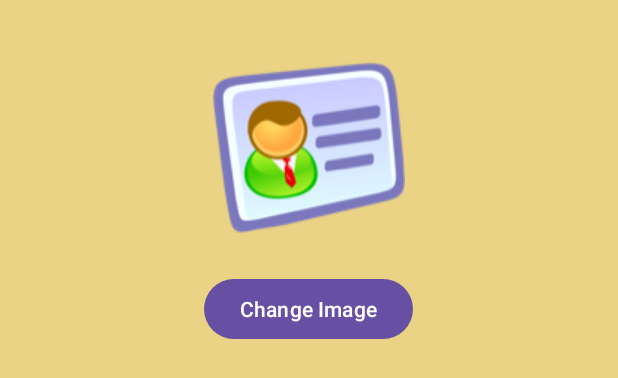
After one commit to SankaUdeshika/AndroidFixers, an Android app: the layout fragment_seller_profile.xml on its own in the app's theme, with its tools: preview values and no code run, on a phone screen of 412 x 824 dp. The commit adds this screen. Shown: the top 378 px of the screen. Run offline under Robolectric (Android 15) with nearby library versions, the phone set to English and light mode, and no system bars.

Commit message:
Done Adding Upload Image part for the Fixer App

```diff
--- a/app/build.gradle.kts
+++ b/app/build.gradle.kts
@@ -54,4 +54,9 @@ dependencies {
     implementation("com.github.denzcoskun:ImageSlideshow:0.1.2")
     implementation("com.google.android.libraries.places:places:3.4.0")
     implementation ("com.github.PhilJay:MPAndroidChart:v3.1.0")
+    implementation("com.google.code.gson:gson:2.8.8")
+    implementation ("com.github.PayHereDevs:payhere-android-sdk:v3.0.17")
+    implementation ("androidx.appcompat:appcompat:1.6.0")
+    implementation("com.squareup.okhttp3:okhttp:4.12.0")
+    implementation ("com.squareup.picasso:picasso:2.8")
 }
--- a/app/src/main/java/lk/sankaudeshika/androidfixers/HomeActivity.java
+++ b/app/src/main/java/lk/sankaudeshika/androidfixers/HomeActivity.java
@@ -61,7 +61,7 @@ public class HomeActivity extends AppCompatActivity {
         // Passing each menu ID as a set of Ids because each
         // menu should be considered as top level destinations.
         mAppBarConfiguration = new AppBarConfiguration.Builder(
-                R.id.nav_home, R.id.nav_gallery, R.id.nav_slideshow,R.id.nav_pendingorders)
+                R.id.nav_home, R.id.nav_gallery, R.id.nav_slideshow,R.id.nav_pendingorders,R.id.nav_myprofile)
                 .setOpenableLayout(drawer)
                 .build();
         NavController navController = Navigation.findNavController(this, R.id.nav_host_fragment_content_home);
--- a/app/src/main/java/lk/sankaudeshika/androidfixers/LoginActivity.java
+++ b/app/src/main/java/lk/sankaudeshika/androidfixers/LoginActivity.java
@@ -65,7 +65,7 @@ public class LoginActivity extends AppCompatActivity {
         }
 
         //       set mobile numbet SP to text field
-        String logedMobile = sp.getString("mobile", null);
+        String logedMobile = sp.getString("mobile_1", null);
         if (logedMobile == null) {
             Log.i("appout", "null");
         } else {
--- a/app/src/main/java/lk/sankaudeshika/androidfixers/RegisterActivity.java
+++ b/app/src/main/java/lk/sankaudeshika/androidfixers/RegisterActivity.java
@@ -323,6 +323,7 @@ public class RegisterActivity extends AppCompatActivity {
                                                 sellerDetails.put("email",registerEmail.getText().toString());
                                                 sellerDetails.put("location","none");
                                                 sellerDetails.put("status","acive");
+                                                sellerDetails.put("profileImagePath","null");
 
 
 
--- /dev/null
+++ b/app/src/main/res/layout/fragment_seller_profile.xml
@@ -0,0 +1,32 @@
+<?xml version="1.0" encoding="utf-8"?>
+<androidx.constraintlayout.widget.ConstraintLayout xmlns:android="http://schemas.android.com/apk/res/android"
+    xmlns:app="http://schemas.android.com/apk/res-auto"
+    xmlns:tools="http://schemas.android.com/tools"
+    android:layout_width="match_parent"
+    android:layout_height="match_parent"
+    android:background="@color/SecondColor"
+    tools:context=".ui.myprofile.SellerProfileFragment">
+
+    <ImageView
+        android:id="@+id/imageView2"
+        android:layout_width="wrap_content"
+        android:layout_height="wrap_content"
+        android:layout_marginStart="141dp"
+        android:layout_marginTop="34dp"
+        android:layout_marginEnd="142dp"
+        android:src="@drawable/myprofile"
+        app:layout_constraintEnd_toEndOf="parent"
+        app:layout_constraintStart_toStartOf="parent"
+        app:layout_constraintTop_toTopOf="parent" />
+
+    <Button
+        android:id="@+id/ImageUploadBtn"
+        android:layout_width="wrap_content"
+        android:layout_height="wrap_content"
+        android:layout_marginTop="20dp"
+        android:text="@string/action_profile_imageChange"
+        app:layout_constraintEnd_toEndOf="parent"
+        app:layout_constraintHorizontal_bias="0.498"
+        app:layout_constraintStart_toStartOf="parent"
+        app:layout_constraintTop_toBottomOf="@+id/imageView2" />
+</androidx.constraintlayout.widget.ConstraintLayout>
--- a/app/src/main/res/menu/activity_main_drawer.xml
+++ b/app/src/main/res/menu/activity_main_drawer.xml
@@ -22,6 +22,11 @@
             android:icon="@drawable/baseline_pending_actions_24"
             android:title="@string/pendingOrder_topics" />
 
+        <item
+            android:id="@+id/nav_myprofile"
+            android:icon="@drawable/itemmyprofile2"
+            android:title="@string/action_profile_Item" />
+
 
     </group>
 </menu>
--- a/app/src/main/res/navigation/mobile_navigation.xml
+++ b/app/src/main/res/navigation/mobile_navigation.xml
@@ -28,4 +28,10 @@
         android:name="lk.sankaudeshika.androidfixers.ui.pendingorders.PendingOrdersFragment"
         android:label="@string/pendingOrder_topics"
         tools:layout="@layout/fragment_pending_orders" />
+
+    <fragment
+        android:id="@+id/nav_myprofile"
+        android:name="lk.sankaudeshika.androidfixers.ui.myprofile.SellerProfileFragment"
+        android:label="@string/action_profile_Item"
+        tools:layout="@layout/fragment_seller_profile" />
 </navigation>
--- a/app/src/main/res/values/strings.xml
+++ b/app/src/main/res/values/strings.xml
@@ -52,6 +52,7 @@
 
     <!--  My Profile text  -->
     <string name="action_profile_imageChange">Change Image</string>
+    <string name="action_profile_Item">My Profile</string>
 
     <!--  Pending Orders  -->
     <string name="pendingOrder_topics">Your Pending Orders</string>
```
Also changed, not shown: app/src/main/AndroidManifest.xml (+10 -2 lines), app/src/main/java/lk/sankaudeshika/androidfixers/model/ServerURL.java (added, +7 -0 lines), app/src/main/java/lk/sankaudeshika/androidfixers/ui/myprofile/SellerProfileFragment.java (added, +251 -0 lines), app/src/main/res/drawable/itemmyprofile2.xml (added, +9 -0 lines).
